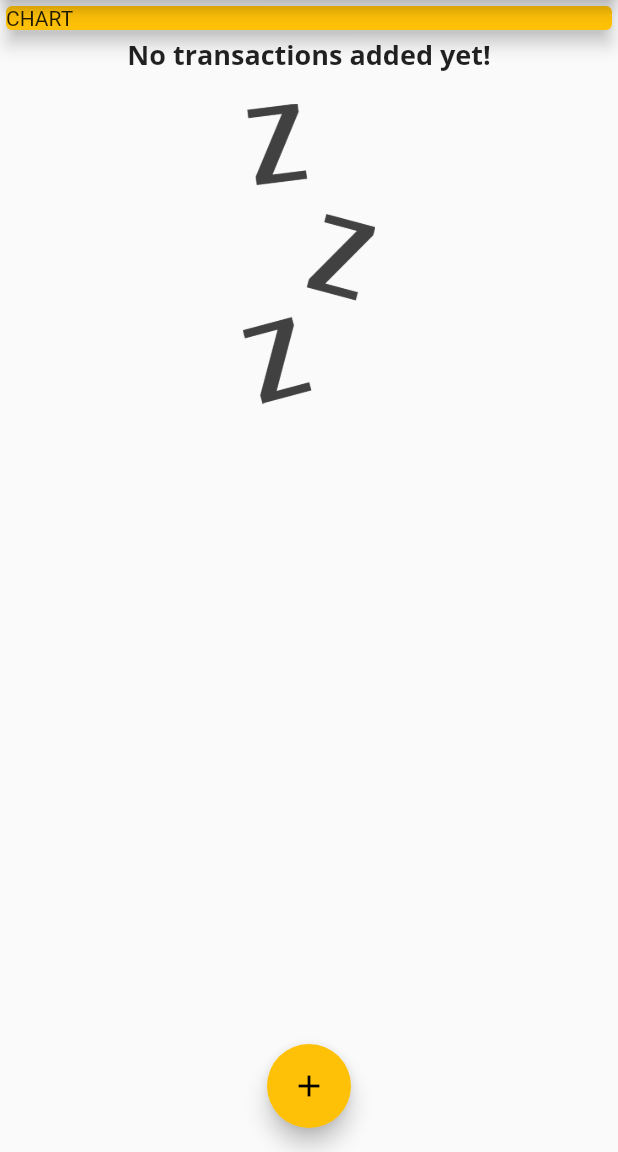
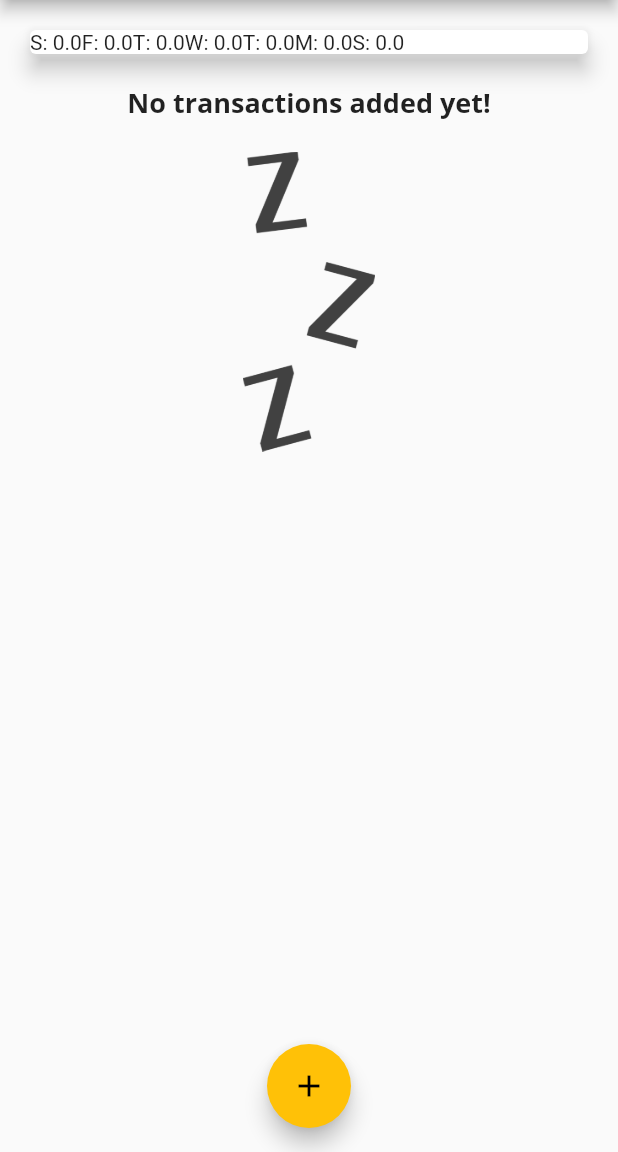
Before and after one commit to makiintoch/personal-expenses, a Flutter app: the screen it shows after launch, on a phone screen of 412 x 824 dp, the part 84-1236 px from its top. Run offline on Flutter 3.47's test engine with Material 2 defaults, Android fonts, the phone set to English and light mode, and no system bars.

Commit message:
add chart

```diff
--- a/lib/main.dart
+++ b/lib/main.dart
@@ -2,6 +2,7 @@ import 'package:flutter/material.dart';
 
 import './widgets/transaction_list.dart';
 import './widgets/new_transaction.dart';
+import './widgets/chart.dart';
 import './models/transaction.dart';
 
 void main() => runApp(MyApp());
@@ -58,6 +59,18 @@ class _MyHomePageState extends State<MyHomePage> {
 //    ),
   ];
 
+  List<Transaction> get _recentTransactions {
+    return _userTransaction
+        .where(
+          (transaction) => transaction.date.isAfter(
+            DateTime.now().subtract(
+              Duration(days: 7),
+            ),
+          ),
+        )
+        .toList();
+  }
+
   void _addNewTransaction(String title, double amount) {
     final newTransaction = Transaction(
       id: DateTime.now().toString(),
@@ -99,14 +112,7 @@ class _MyHomePageState extends State<MyHomePage> {
         child: Column(
           crossAxisAlignment: CrossAxisAlignment.stretch,
           children: <Widget>[
-            Container(
-              width: double.infinity,
-              child: Card(
-                color: Theme.of(context).accentColor,
-                child: Text('CHART'),
-                elevation: 5,
-              ),
-            ),
+            Chart(_recentTransactions),
             TransactionList(_userTransaction),
           ],
         ),
--- /dev/null
+++ b/lib/widgets/chart.dart
@@ -0,0 +1,45 @@
+import 'package:flutter/material.dart';
+import 'package:intl/intl.dart';
+
+import '../models/transaction.dart';
+
+class Chart extends StatelessWidget {
+  final List<Transaction> recentTransactions;
+
+  Chart(this.recentTransactions);
+
+  List<Map<String, Object>> get groupedTransactionValues {
+    return List.generate(7, (index) {
+      final weekDay = DateTime.now().subtract(
+        Duration(days: index),
+      );
+      double totalSum = 0.0;
+
+      for (var i = 0; i < recentTransactions.length; i++) {
+        if (recentTransactions[i].date.day == weekDay.day &&
+            recentTransactions[i].date.month == weekDay.month &&
+            recentTransactions[i].date.year == weekDay.year) {
+          totalSum += recentTransactions[i].amount;
+        }
+      }
+
+      return {
+        'day': DateFormat.E().format(weekDay).substring(0, 1),
+        'amount': totalSum
+      };
+    });
+  }
+
+  @override
+  Widget build(BuildContext context) {
+    return Card(
+      elevation: 6,
+      margin: EdgeInsets.all(20),
+      child: Row(
+        children: groupedTransactionValues.map((data) {
+          return Text('${data['day']}: ${data['amount']}');
+        }).toList(),
+      ),
+    );
+  }
+}
```
